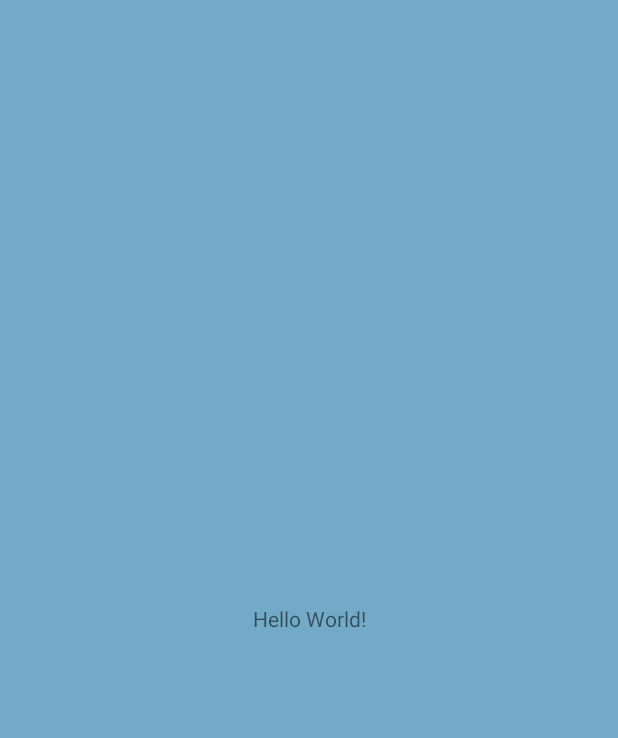
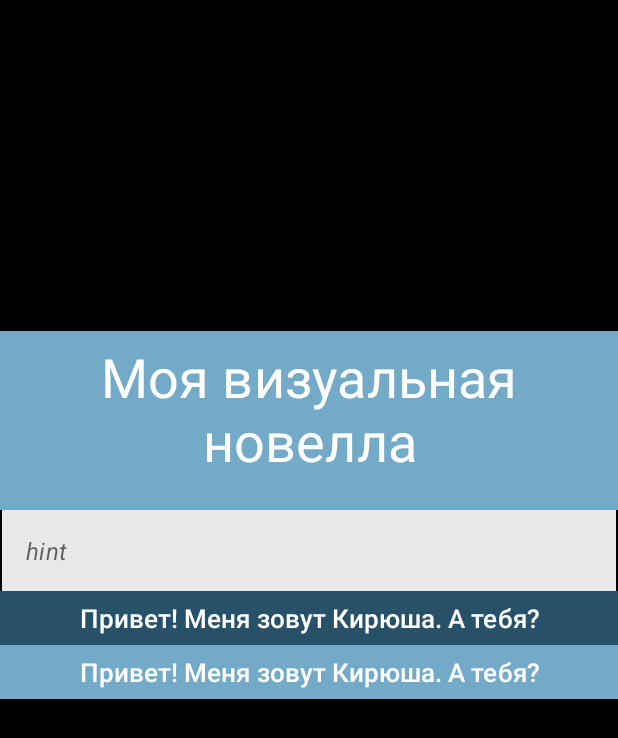
Before and after one commit to Red1sK444/VisualNovel, an Android app: the screen it shows after launch (MainActivity), on a phone screen of 412 x 824 dp. Before the commit the part shown is almost empty. Shown: the top 738 px of the screen. Run offline under Robolectric (Android 15) with nearby library versions, the phone set to English and light mode, and no system bars.

Commit message:
added themes for components

```diff
--- a/app/src/main/res/layout/activity_main.xml
+++ b/app/src/main/res/layout/activity_main.xml
@@ -3,17 +3,58 @@
     xmlns:app="http://schemas.android.com/apk/res-auto"
     xmlns:tools="http://schemas.android.com/tools"
     android:layout_width="match_parent"
+    android:background="@color/black"
     android:layout_height="match_parent"
-    android:background="@color/sky"
     tools:context=".MainActivity">
 
-    <TextView
-        android:layout_width="wrap_content"
+    <com.google.android.material.textview.MaterialTextView
+        android:id="@+id/textView2"
+        style="@style/Base.Widget.MaterialComponents.TextView.Preview"
+        android:layout_width="0dp"
         android:layout_height="wrap_content"
-        android:text="Hello World!"
+        android:text="Моя визуальная новелла"
+        app:layout_constraintBottom_toTopOf="@id/textInputLayout"
+        app:layout_constraintLeft_toLeftOf="parent"
+        app:layout_constraintRight_toRightOf="parent" />
+
+    <com.google.android.material.textview.MaterialTextView
+        android:id="@+id/textView"
+        style="@style/Base.TextAppearance.MaterialComponents.Button.TextField.Message"
+        android:layout_width="0dp"
+        android:textAllCaps="false"
+        android:textStyle="normal"
+        android:layout_height="wrap_content"
+        android:text="Привет! Меня зовут Кирюша. А тебя?"
         app:layout_constraintBottom_toBottomOf="parent"
         app:layout_constraintLeft_toLeftOf="parent"
         app:layout_constraintRight_toRightOf="parent"
         app:layout_constraintTop_toTopOf="parent" />
 
+    <com.google.android.material.textfield.TextInputLayout
+        android:id="@+id/textInputLayout"
+        style="@style/Widget.Design.TextInputEditText.MyTextInput"
+        android:layout_width="0dp"
+        android:layout_height="wrap_content"
+        android:layout_marginStart="1dp"
+        android:layout_marginEnd="1dp"
+        app:layout_constraintBottom_toTopOf="@+id/textView"
+        app:layout_constraintEnd_toEndOf="parent"
+        app:layout_constraintStart_toStartOf="parent">
+
+        <com.google.android.material.textfield.TextInputEditText
+            style="@style/MyTextInputEditText"
+            android:layout_width="match_parent"
+            android:layout_height="wrap_content"
+            android:hint="hint" />
+    </com.google.android.material.textfield.TextInputLayout>
+
+    <com.google.android.material.button.MaterialButton
+        style="@style/Base.TextAppearance.MaterialComponents.Button.TextField.Action"
+        android:layout_width="0dp"
+        android:layout_height="wrap_content"
+        android:text="Привет! Меня зовут Кирюша. А тебя?"
+        app:layout_constraintEnd_toEndOf="parent"
+        app:layout_constraintStart_toStartOf="parent"
+        app:layout_constraintTop_toBottomOf="@+id/textView" />
+
 </androidx.constraintlayout.widget.ConstraintLayout>
--- a/app/src/main/res/values/themes.xml
+++ b/app/src/main/res/values/themes.xml
@@ -14,4 +14,68 @@
         <!-- Customize your theme here. -->
         <item name="android:windowTranslucentNavigation">true</item>
     </style>
+
+    <!-- Text View & Button -->
+    <style name="Base.Widget.MaterialComponents.TextView.Preview">
+        <item name="fontFamily">@font/quattrocento_sans_regular</item>
+        <item name="android:textColor">@color/white</item>
+        <item name="android:textSize">36sp</item>
+        <item name="android:textAllCaps">false</item>
+        <item name="android:textStyle">normal</item>
+        <item name="fontWeight">400</item>
+        <item name="lineHeight">40dp</item>
+        <item name="android:letterSpacing">0.002</item>
+        <item name="android:textAlignment">center</item>
+        <item name="android:paddingTop">11dp</item>
+        <item name="android:paddingBottom">22dp</item>
+        <item name="android:background">@color/sky</item>
+    </style>
+
+    <style name="Base.TextAppearance.MaterialComponents.Button.TextField">
+        <item name="android:textColor">@color/white</item>
+        <item name="android:textSize">17sp</item>
+        <item name="fontWeight">500</item>
+        <item name="lineHeight">22dp</item>
+        <item name="android:letterSpacing">0.002</item>
+        <item name="android:textAlignment">center</item>
+        <item name="android:paddingVertical">6dp</item>
+        <item name="android:minHeight">0dp</item>
+        <item name="android:insetTop">0dp</item>
+        <item name="android:insetBottom">0dp</item>
+        <item name="android:textAllCaps">false</item>
+        <item name="android:textStyle">normal</item>
+        <item name="cornerRadius">0dp</item>
+    </style>
+
+    <style name="Base.TextAppearance.MaterialComponents.Button.TextField.Message">
+        <item name="android:background">@color/blue</item>
+        <item name="android:backgroundTint">@color/blue</item>
+    </style>
+
+    <style name="Base.TextAppearance.MaterialComponents.Button.TextField.Action">
+        <item name="android:backgroundTint">@color/sky</item>
+    </style>
+    <!-- -->
+
+    <!-- Text Input Layout -->
+    <style name="Widget.Design.TextInputEditText.MyTextInput">
+        <item name="boxStrokeWidth">0dp</item>
+        <item name="boxStrokeWidthFocused">0dp</item>
+        <item name="hintEnabled">false</item>
+    </style>
+
+    <style name="MyTextInputEditText">
+        <item name="android:background">@color/heavy_white</item>
+        <item name="android:paddingVertical">16dp</item>
+        <item name="android:paddingStart">16dp</item>
+        <item name="android:textAlignment">textStart</item>
+        <item name="android:textSize">16sp</item>
+        <item name="fontWeight">400</item>
+        <item name="lineHeight">24dp</item>
+        <item name="android:letterSpacing">0.015</item>
+        <item name="android:textStyle">italic</item>
+        <item name="android:textColor">@color/black</item>
+        <item name="android:textColorHint">@color/translucent_black</item>
+    </style>
+    <!-- -->
 </resources>
```
Also changed, not shown: app/src/main/res/font/quattrocento_sans_regular.ttf (added).
